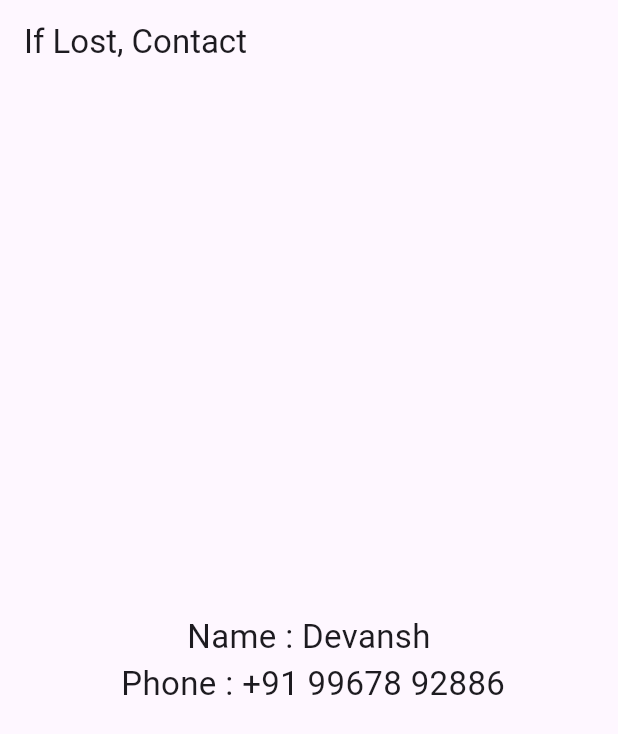
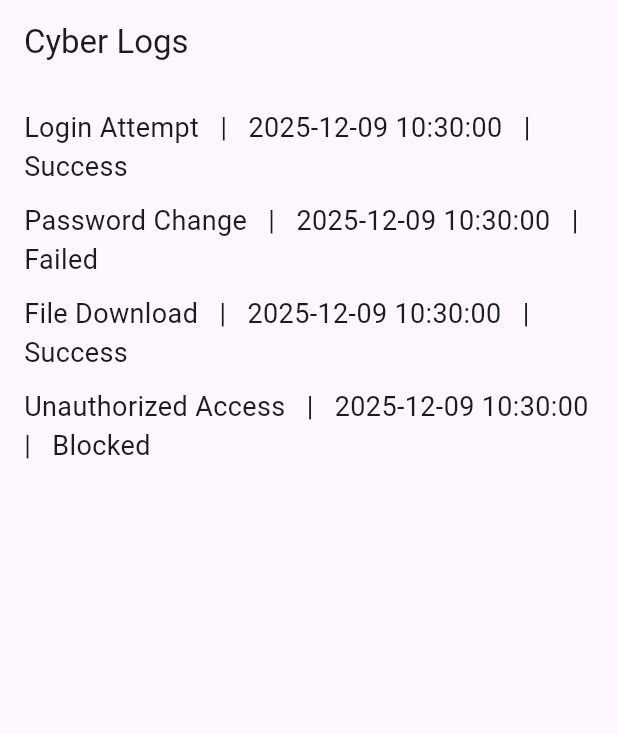
Before and after one commit to DevanshBakrania/Cyberlog, a Flutter app: the screen it shows after launch, on a phone screen of 412 x 824 dp. Shown: the top 734 px of the screen. Run offline on Flutter 3.47's test engine with Material 3 defaults, Android fonts, the phone set to English and light mode, and no system bars.

Commit message:
Initial commit: Added CyberLog project

```diff
--- a/lib/main.dart
+++ b/lib/main.dart
@@ -1,22 +1,55 @@
 import 'package:flutter/material.dart';
+
 void main() {
-  runApp(const MyFirstApp());
+  runApp(const MyApp());
 }
-class MyFirstApp extends StatelessWidget {
-  const MyFirstApp({super.key});
+
+class MyApp extends StatelessWidget {
+  const MyApp({super.key});
+
   @override
   Widget build(BuildContext context) {
     return MaterialApp(
-      home: Scaffold(
-        appBar: AppBar(
-          title: const Text("If Lost, Contact"),
-        ),
-        body: const Center(
-          child: Text(
-            "Name : Devansh \n Phone : +91 99678 92886",
-            textAlign: TextAlign.center,
-            style: TextStyle(fontSize: 22),
-          ),
+      home: CyberLogPage(),
+    );
+  }
+}
+
+class Log {
+  String action;
+  DateTime timestamp;
+  String status;
+
+  Log(this.action, this.timestamp, this.status);
+}
+
+class CyberLogPage extends StatelessWidget {
+  CyberLogPage({super.key});
+
+  final List<Log> logs = [
+    Log("Login Attempt", DateTime.now(), "Success"),
+    Log("Password Change", DateTime.now(), "Failed"),
+    Log("File Download", DateTime.now(), "Success"),
+    Log("Unauthorized Access", DateTime.now(), "Blocked"),
+  ];
+
+  @override
+  Widget build(BuildContext context) {
+    return Scaffold(
+      appBar: AppBar(title: const Text("Cyber Logs")),
+      body: Padding(
+        padding: const EdgeInsets.all(16.0),
+        child: Column(
+          crossAxisAlignment: CrossAxisAlignment.start,
+          children: logs.map((log) {
+            return Padding(
+              padding: const EdgeInsets.only(bottom: 10),
+              child: Text(
+                "${log.action}   |   ${log.timestamp.toLocal().toString().split(".")[0]}   |   ${log.status}",
+                style: const TextStyle(fontSize: 18),
+              ),
+            );
+          }).toList(),
         ),
       ),
     );
```
